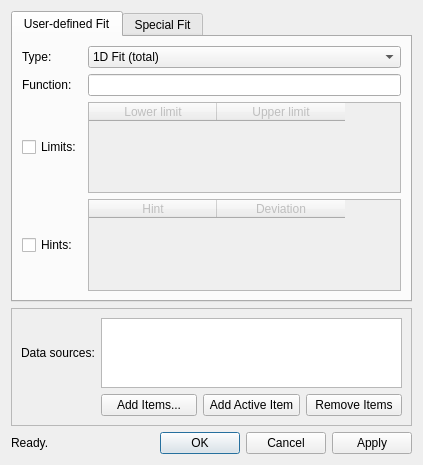
This is ui/fit.ui in tweber-ill/frm_mirror-miezetools as Qt 5 draws it before an edit. The edited form follows.
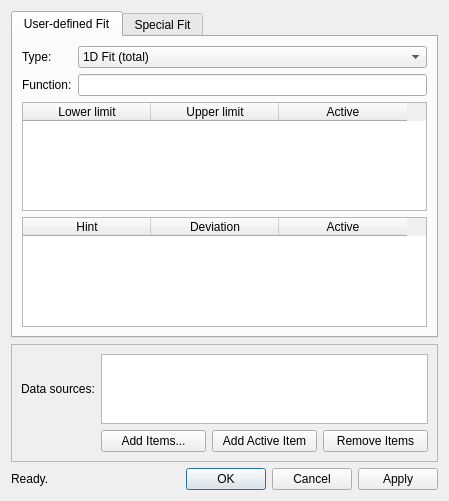
This is the edited form.

Commit message: some bugfixes for fit dialog

Patch:
```diff
--- a/ui/fit.ui
+++ b/ui/fit.ui
@@ -6,8 +6,8 @@
    <rect>
     <x>0</x>
     <y>0</y>
-    <width>423</width>
-    <height>465</height>
+    <width>449</width>
+    <height>501</height>
    </rect>
   </property>
   <property name="windowTitle">
@@ -50,38 +50,6 @@
          </property>
         </widget>
        </item>
-       <item row="5" column="1">
-        <widget class="QTableWidget" name="tableLimits">
-         <property name="enabled">
-          <bool>false</bool>
-         </property>
-         <property name="verticalScrollMode">
-          <enum>QAbstractItemView::ScrollPerItem</enum>
-         </property>
-         <property name="horizontalScrollMode">
-          <enum>QAbstractItemView::ScrollPerItem</enum>
-         </property>
-         <property name="gridStyle">
-          <enum>Qt::SolidLine</enum>
-         </property>
-         <attribute name="horizontalHeaderDefaultSectionSize">
-          <number>128</number>
-         </attribute>
-         <attribute name="horizontalHeaderMinimumSectionSize">
-          <number>23</number>
-         </attribute>
-         <column>
-          <property name="text">
-           <string>Lower limit</string>
-          </property>
-         </column>
-         <column>
-          <property name="text">
-           <string>Upper limit</string>
-          </property>
-         </column>
-        </widget>
-       </item>
        <item row="1" column="1">
         <widget class="QLineEdit" name="editFkt"/>
        </item>
@@ -92,17 +60,10 @@
          </property>
         </widget>
        </item>
-       <item row="5" column="0">
-        <widget class="QCheckBox" name="checkLimits">
-         <property name="text">
-          <string>Limits:</string>
-         </property>
-        </widget>
-       </item>
-       <item row="6" column="1">
+       <item row="6" column="0" colspan="2">
         <widget class="QTableWidget" name="tableHints">
          <property name="enabled">
-          <bool>false</bool>
+          <bool>true</bool>
          </property>
          <property name="verticalScrollMode">
           <enum>QAbstractItemView::ScrollPerItem</enum>
@@ -123,13 +84,48 @@
            <string>Deviation</string>
           </property>
          </column>
+         <column>
+          <property name="text">
+           <string>Active</string>
+          </property>
+         </column>
         </widget>
        </item>
-       <item row="6" column="0">
-        <widget class="QCheckBox" name="checkHints">
-         <property name="text">
-          <string>Hints:</string>
+       <item row="5" column="0" colspan="2">
+        <widget class="QTableWidget" name="tableLimits">
+         <property name="enabled">
+          <bool>true</bool>
          </property>
+         <property name="verticalScrollMode">
+          <enum>QAbstractItemView::ScrollPerItem</enum>
+         </property>
+         <property name="horizontalScrollMode">
+          <enum>QAbstractItemView::ScrollPerItem</enum>
+         </property>
+         <property name="gridStyle">
+          <enum>Qt::SolidLine</enum>
+         </property>
+         <attribute name="horizontalHeaderDefaultSectionSize">
+          <number>128</number>
+         </attribute>
+         <attribute name="horizontalHeaderMinimumSectionSize">
+          <number>23</number>
+         </attribute>
+         <column>
+          <property name="text">
+           <string>Lower limit</string>
+          </property>
+         </column>
+         <column>
+          <property name="text">
+           <string>Upper limit</string>
+          </property>
+         </column>
+         <column>
+          <property name="text">
+           <string>Active</string>
+          </property>
+         </column>
         </widget>
        </item>
       </layout>
```
Left out of the diff: 32 changed lines with no effect on the pictures. The commit also changes 3 other files.
